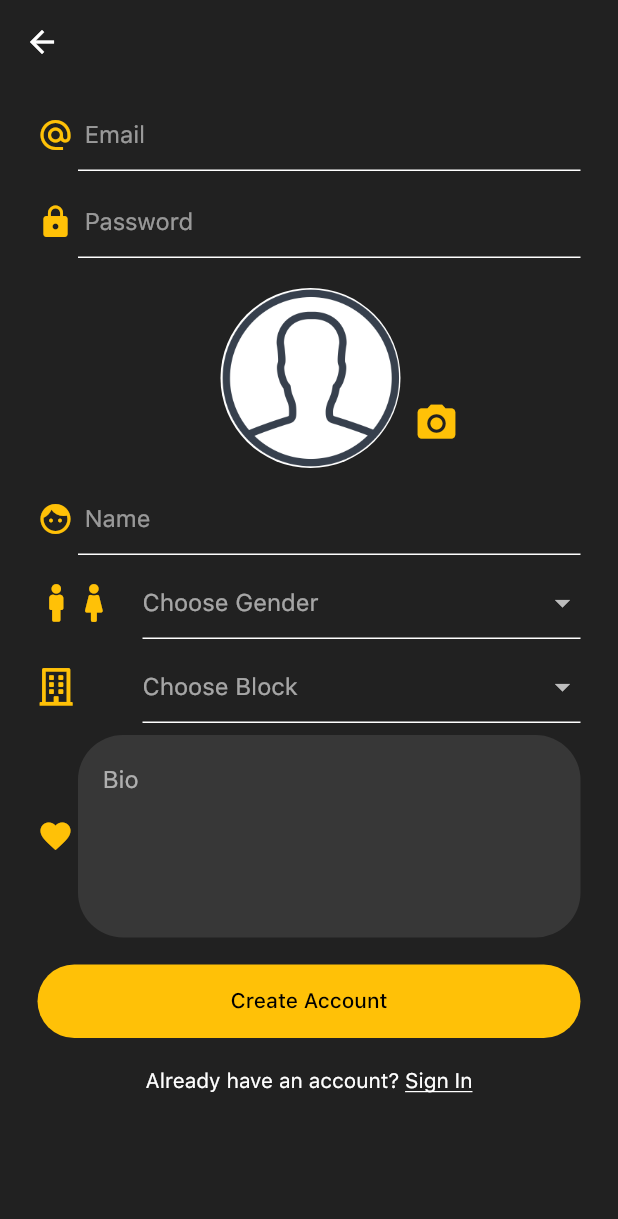
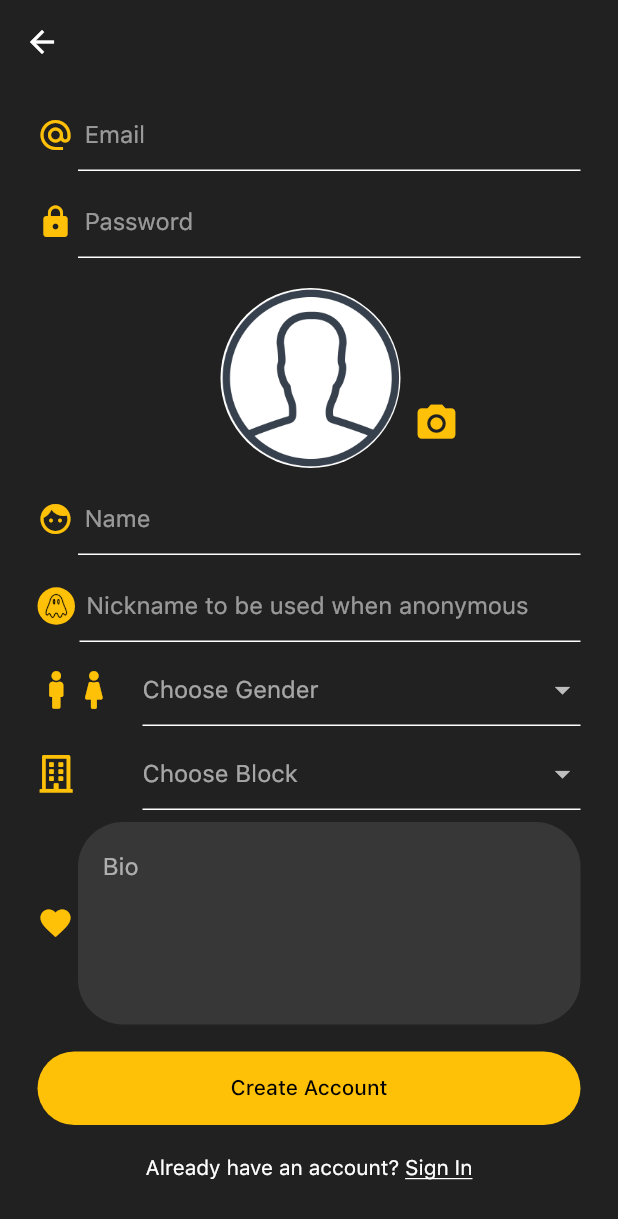
Before and after one commit to habi39/Wiggle2, a Flutter app: the Register screen opened directly, on a phone screen of 412 x 824 dp. Shown: the top 1219 px of the screen. Run offline on Flutter 3.47's test engine with Material 2 defaults, Android fonts, the phone set to English and light mode, and no system bars; our stand-ins replace auto_size_text, cloud_firestore, firebase_auth, firebase_messaging, firebase_storage, flutter_local_notifications and 12 more; missing offline and left inert: flame; accounts and stored records are empty.

```diff
--- a/lib/onBoarding.dart
+++ b/lib/onBoarding.dart
@@ -1,3 +1,4 @@
+import 'package:Wiggle2/screens/authenticate/intro/filterpage.dart';
 import 'package:Wiggle2/screens/home/home.dart';
 import 'package:auto_size_text/auto_size_text.dart';
 import 'package:flutter/material.dart';
@@ -160,7 +161,7 @@ class _OnboardingState extends State<Onboarding> {
     // await flutterLocalNotificationsPlugin.schedule(1, 'Hello there',
     //     'please subscribe my channel', timeDelayed, notificationDetails);
     await flutterLocalNotificationsPlugin.showDailyAtTime(
-        1, "Hello Mag", "yozza", time, notificationDetails);
+        1, "Wiggle", "Meet a new friend now!", time, notificationDetails);
   }
 
   Future onSelectNotification(String payLoad) {
@@ -278,7 +279,7 @@ class CustomDialog extends StatelessWidget {
                             onPressed: () {
                               Navigator.of(context).pushReplacement(
                                 MaterialPageRoute(
-                                  builder: (context) => IntroPage1(
+                                  builder: (context) => Filterpage(
                                       userData: userData, wiggles: wiggles),
                                 ),
                               );
--- a/lib/screens/anonymous/anonymousChatScreen.dart
+++ b/lib/screens/anonymous/anonymousChatScreen.dart
@@ -168,7 +168,6 @@ class _AnonymousChatScreenState extends State<AnonymousChatScreen> {
         'please subscribe my channel', timeDelayed, notificationDetails);
     // await flutterLocalNotificationsPlugin.showDailyAtTime(
     //     1, "Hello Mag", "yozza", time, notificationDetails);
-    print('hree');
   }
 
   Future onSelectNotification(String payLoad) {
--- a/lib/screens/authenticate/intro/introPage1.dart
+++ b/lib/screens/authenticate/intro/introPage1.dart
@@ -1,5 +1,4 @@
 import 'dart:math';
-
 import 'package:flutter/material.dart';
 import 'package:Wiggle2/services/database.dart';
 import '../../../models/user.dart';
@@ -67,7 +66,7 @@ class _IntroPage1State extends State<IntroPage1> {
               crossAxisAlignment: CrossAxisAlignment.center,
               children: [
                 Text(
-                  "Who will you meet today?",
+                  "We found you a friend!",
                   style: TextStyle(
                     fontWeight: FontWeight.w300,
                     fontSize: 24,
--- a/lib/screens/authenticate/register.dart
+++ b/lib/screens/authenticate/register.dart
@@ -301,6 +301,35 @@ class _RegisterState extends State<Register> {
                                     ),
                                   ],
                                 ),
+                                 SizedBox(height: 10),
+                                Row(children: <Widget>[
+                                  CircleAvatar(
+                                    backgroundColor: Colors.amber,
+                                    radius: 12.5,
+                                    child: ClipOval(
+                                      child: Image.asset(
+                                        'assets/images/ghosty2.png',
+                                        fit: BoxFit.fill,
+                                        color: Colors.black,
+                                      ),
+                                    ),
+                                  ),
+                                  SizedBox(width: 3),
+                                  Expanded(
+                                    child: TextFormField(
+                                        validator: (val) {
+                                          return val.isEmpty
+                                              ? 'Please provide a nickname'
+                                              : null;
+                                        },
+                                        onChanged: (val) {
+                                          setState(() => nickname = val);
+                                        },
+                                        style: TextStyle(color: Colors.amber),
+                                        decoration: textFieldInputDecoration(
+                                            ' Nickname to be used when anonymous')),
+                                  ),
+                                ]),
                                 SizedBox(height: 8),
                                 Row(
                                   children: <Widget>[
```
Also changed, not shown: lib/screens/authenticate/intro/filterpage.dart (added, +155 -0 lines), lib/screens/authenticate/intro/introPage2.dart (+13 -4 lines).
